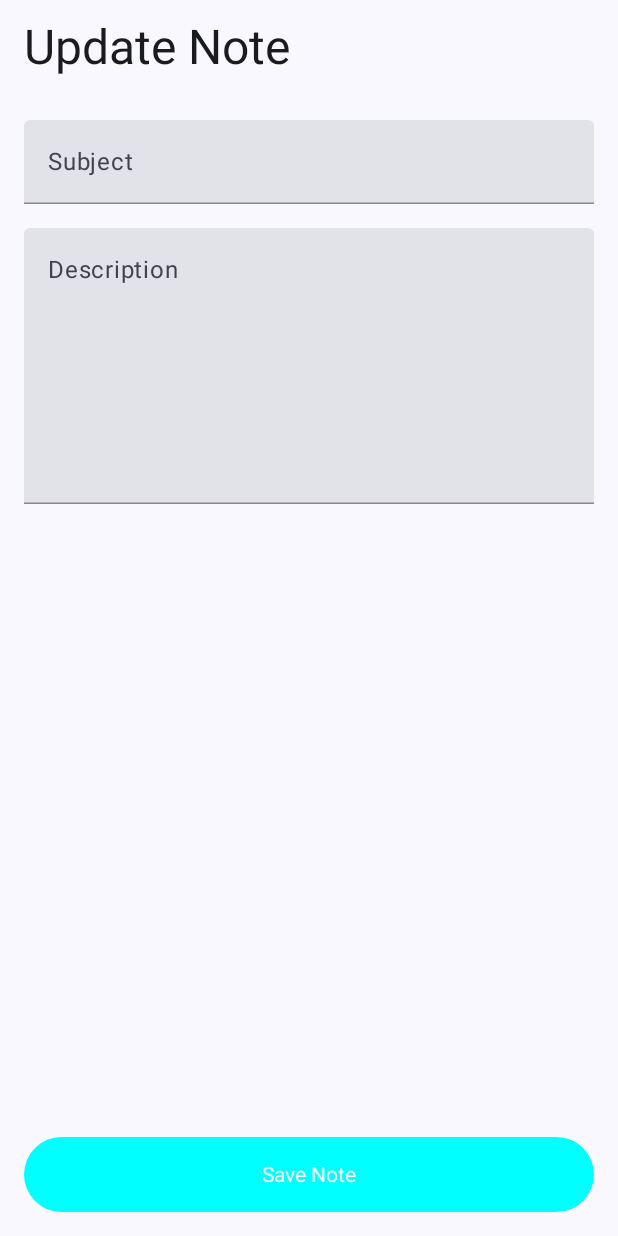
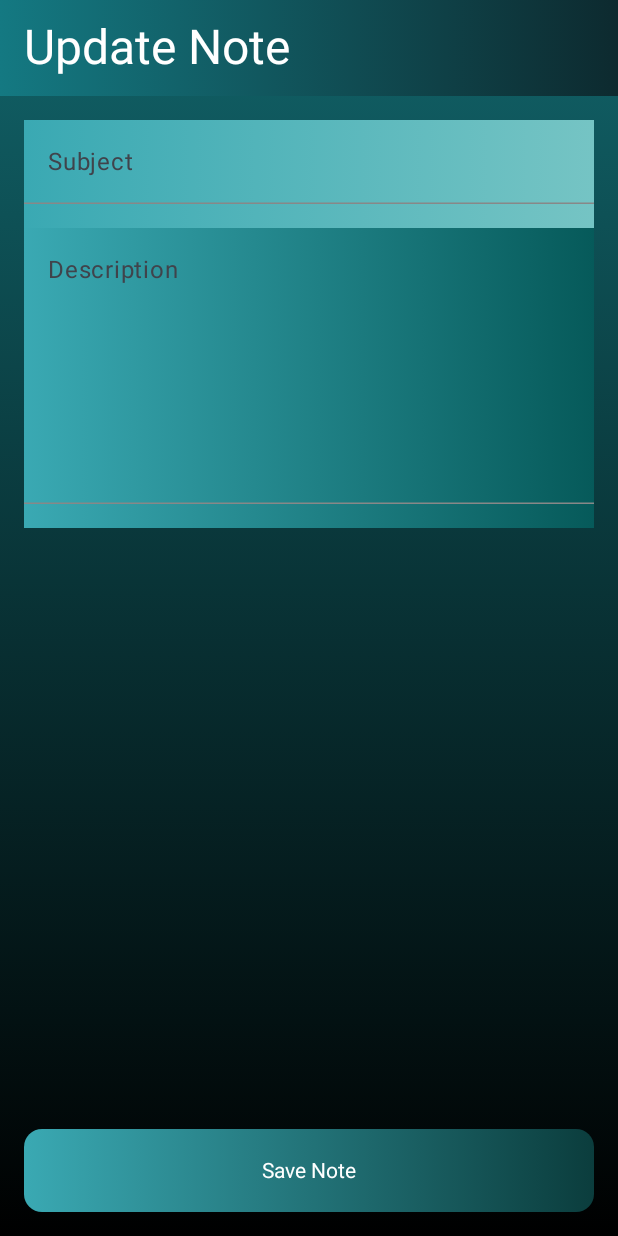
Before and after one commit to ghulesarthak/Notes_App, an Android app built with Jetpack Compose: the composable Update called with empty values, on a phone screen of 412 x 824 dp. Run offline under Robolectric (Android 15) with nearby library versions, the phone set to English and light mode, and no system bars; our stand-ins replace Firebase (no records; nobody signed in at launch, a user with empty details on screens opened directly).

Commit message:
updated code

```diff
--- a/app/src/main/java/com/example/todousing_firebase/MainActivity.kt
+++ b/app/src/main/java/com/example/todousing_firebase/MainActivity.kt
@@ -42,7 +42,7 @@ fun Navigation(modifier: Modifier){
 
     val viewmodel : TodoViewmodel  = viewModel()
 
-    NavHost(navController = navcontroller, startDestination = Route.Insert,
+    NavHost(navController = navcontroller, startDestination = Route.Read,
         builder={
 
             composable(Route.Insert){
--- a/app/src/main/java/com/example/todousing_firebase/UIDesigning/Update Note.kt
+++ b/app/src/main/java/com/example/todousing_firebase/UIDesigning/Update Note.kt
@@ -3,7 +3,9 @@ package com.example.todousing_firebase.UIDesigning
 import android.widget.Toast
 import androidx.compose.foundation.background
 import androidx.compose.foundation.layout.Arrangement
+import androidx.compose.foundation.layout.Box
 import androidx.compose.foundation.layout.Column
+import androidx.compose.foundation.layout.PaddingValues
 import androidx.compose.foundation.layout.fillMaxSize
 import androidx.compose.foundation.layout.fillMaxWidth
 import androidx.compose.foundation.layout.height
@@ -13,11 +15,14 @@ import androidx.compose.material3.Button
 import androidx.compose.material3.ButtonDefaults
 import androidx.compose.material3.ExperimentalMaterial3Api
 import androidx.compose.material3.MaterialTheme
+import androidx.compose.material3.OutlinedTextField
 import androidx.compose.material3.Scaffold
 import androidx.compose.material3.Text
 import androidx.compose.material3.TextField
 import androidx.compose.material3.TextFieldDefaults
 import androidx.compose.material3.TopAppBar
+import androidx.compose.material3.TopAppBarColors
+import androidx.compose.material3.TopAppBarDefaults
 import androidx.compose.runtime.Composable
 import androidx.compose.runtime.LaunchedEffect
 import androidx.compose.runtime.collectAsState
@@ -27,6 +32,7 @@ import androidx.compose.runtime.remember
 import androidx.compose.runtime.setValue
 import androidx.compose.ui.Modifier
 import androidx.compose.ui.draw.clip
+import androidx.compose.ui.graphics.Brush
 import androidx.compose.ui.graphics.Color
 import androidx.compose.ui.platform.LocalContext
 import androidx.compose.ui.text.TextStyle
@@ -34,16 +40,14 @@ import androidx.compose.ui.unit.dp
 import com.example.todousing_firebase.Database.Note
 import com.example.todousing_firebase.Database.TodoViewmodel
 
+
+
 @OptIn(ExperimentalMaterial3Api::class)
 @Composable
-fun Update(key: String?, viewmodel: TodoViewmodel){
-
-  //  val viewModel = TodoViewmodel()
-
-
+fun Update(key: String?, viewmodel: TodoViewmodel) {
     var sub by remember { mutableStateOf("") }
     var des by remember { mutableStateOf("") }
-    val context= LocalContext.current
+    val context = LocalContext.current
     val noteList by viewmodel.noteList.collectAsState()
 
     val note = noteList.find { it.key == key }
@@ -53,29 +57,45 @@ fun Update(key: String?, viewmodel: TodoViewmodel){
         des = note?.description ?: ""
     }
 
-
-
     Scaffold(
         topBar = {
-            TopAppBar(
-                title = { Text("Update Note",
-                    style = MaterialTheme.typography.headlineLarge) },
-                modifier = Modifier.background(MaterialTheme.colorScheme.onBackground)
-            )
+            Box(
+                modifier = Modifier
+                    .fillMaxWidth()
+                    .background(
+                        Brush.horizontalGradient(
+                            colors = listOf(Color(0xFF147982), Color(0xFF0D2A2F))
+                        )
+                    )
+            ) {
+                TopAppBar(
+                    title = {
+                        Text(
+                            "Update Note",
+                            style = MaterialTheme.typography.headlineLarge,
+                            color = MaterialTheme.colorScheme.onPrimary
+                        )
+                    },
+                    colors = TopAppBarDefaults.topAppBarColors(
+                        containerColor = Color.Transparent // Ensure gradient shows
+                    )
+                )
+            }
         },
-        content = {
-                paddingValues ->
+        content = { paddingValues ->
             Column(
                 modifier = Modifier
                     .fillMaxSize()
+                    .background(
+                        Brush.verticalGradient(listOf(Color(0xFF116268),
+                        Color(0xFF000000))
+                    ))
                     .padding(paddingValues)
                     .padding(16.dp),
                 verticalArrangement = Arrangement.SpaceBetween
             ) {
-                // Input Fields
                 Column(modifier = Modifier.fillMaxWidth()) {
-
-
+                    // Subject TextField
                     TextField(
                         value = sub,
                         onValueChange = { sub = it },
@@ -83,15 +103,21 @@ fun Update(key: String?, viewmodel: TodoViewmodel){
                         placeholder = { Text("Enter subject") },
                         modifier = Modifier
                             .fillMaxWidth()
+                            .background(
+                                Brush.horizontalGradient(
+                                    colors = listOf(Color(0xFF3AA9B3), Color(0xFF75C4C4))
+                                )
+                            )
                             .padding(bottom = 16.dp),
                         singleLine = true,
-                        colors = TextFieldDefaults.textFieldColors(
-                            focusedIndicatorColor = MaterialTheme.colorScheme.onPrimary,
-                            unfocusedIndicatorColor = Color.Gray
-                        )
-//
+                        colors = TextFieldDefaults.outlinedTextFieldColors(
+                            focusedBorderColor = Color(0xFFFFA000),
+                            unfocusedBorderColor = Color.Gray,
+                            //textColor = Color(0xFF795548)
+                        ),
                     )
 
+                    // Description TextField
                     TextField(
                         value = des,
                         onValueChange = { des = it },
@@ -99,11 +125,17 @@ fun Update(key: String?, viewmodel: TodoViewmodel){
                         placeholder = { Text("Enter detailed description") },
                         modifier = Modifier
                             .fillMaxWidth()
+                            .background(
+                                Brush.horizontalGradient(
+                                    colors = listOf(Color(0xFF3AA9B3), Color(0xFF065A5A))
+                                )
+                            )
                             .height(200.dp)
                             .padding(bottom = 16.dp),
-                        colors = TextFieldDefaults.textFieldColors(
-                            focusedIndicatorColor = MaterialTheme.colorScheme.onPrimary,
-                            unfocusedIndicatorColor = Color.Gray
+                        colors = TextFieldDefaults.outlinedTextFieldColors(
+                            focusedBorderColor = Color(0xFFFFA000),
+                            unfocusedBorderColor = Color.Gray,
+                            //textColor = Color(0xFF795548)
                         ),
                         maxLines = 7
                     )
@@ -112,34 +144,36 @@ fun Update(key: String?, viewmodel: TodoViewmodel){
                 // Save Button
                 Button(
                     onClick = {
-
                         val noteData = Note(
                             subject = sub,
                             description = des
                         )
-                        viewmodel.update(key!!,noteData,
-                            onSuccess = {Toast.makeText(context,"Note Updated Successfully", Toast.LENGTH_SHORT).show()},
-                            onFailure = {Toast.makeText(context,"Failed to update note", Toast.LENGTH_SHORT).show()})
+                        viewmodel.update(key!!, noteData,
+                            onSuccess = {
+                                Toast.makeText(context, "Note Updated Successfully", Toast.LENGTH_SHORT).show()
+                            },
+                            onFailure = {
+                                Toast.makeText(context, "Failed to update note", Toast.LENGTH_SHORT).show()
+                            })
                     },
                     modifier = Modifier
                         .fillMaxWidth()
-                        .height(50.dp)
-                        .clip(RoundedCornerShape(8.dp)),
-                    colors = ButtonDefaults.buttonColors(
-                        containerColor = Color.Cyan,
-                        contentColor = Color.Black
+                        .height(55.dp)
+                        .clip(RoundedCornerShape(12.dp))
+                        .background(
+                            Brush.horizontalGradient(
+                                colors = listOf(Color(0xFF3AA9B3), Color(0xFF0B3D3D))
+                            )
+                        ),
+                    colors = ButtonDefaults.buttonColors(containerColor = Color.Transparent),
+                    contentPadding = PaddingValues())
+                {
+                    Text(
+                        text = "Save Note",
+                        style = TextStyle(color = Color.White)
                     )
-                ) {
-                    Text(text = "Save Note",
-                        style = TextStyle(Color.Yellow),
-                        color = Color.White)
                 }
-
             }
         }
-
-
     )
-
-
 }
--- a/gradle/libs.versions.toml
+++ b/gradle/libs.versions.toml
@@ -1,5 +1,5 @@
 [versions]
-agp = "8.6.1"
+agp = "8.8.0"
 kotlin = "1.9.0"
 coreKtx = "1.15.0"
 junit = "4.13.2"
```
Also changed, not shown: app/src/main/java/com/example/todousing_firebase/Database/ViewModel.kt (+82 -26 lines), app/src/main/java/com/example/todousing_firebase/UIDesigning/AddDetails.kt (+51 -30 lines), app/src/main/java/com/example/todousing_firebase/UIDesigning/All Notes.kt (+88 -45 lines), gradle/wrapper/gradle-wrapper.properties.
